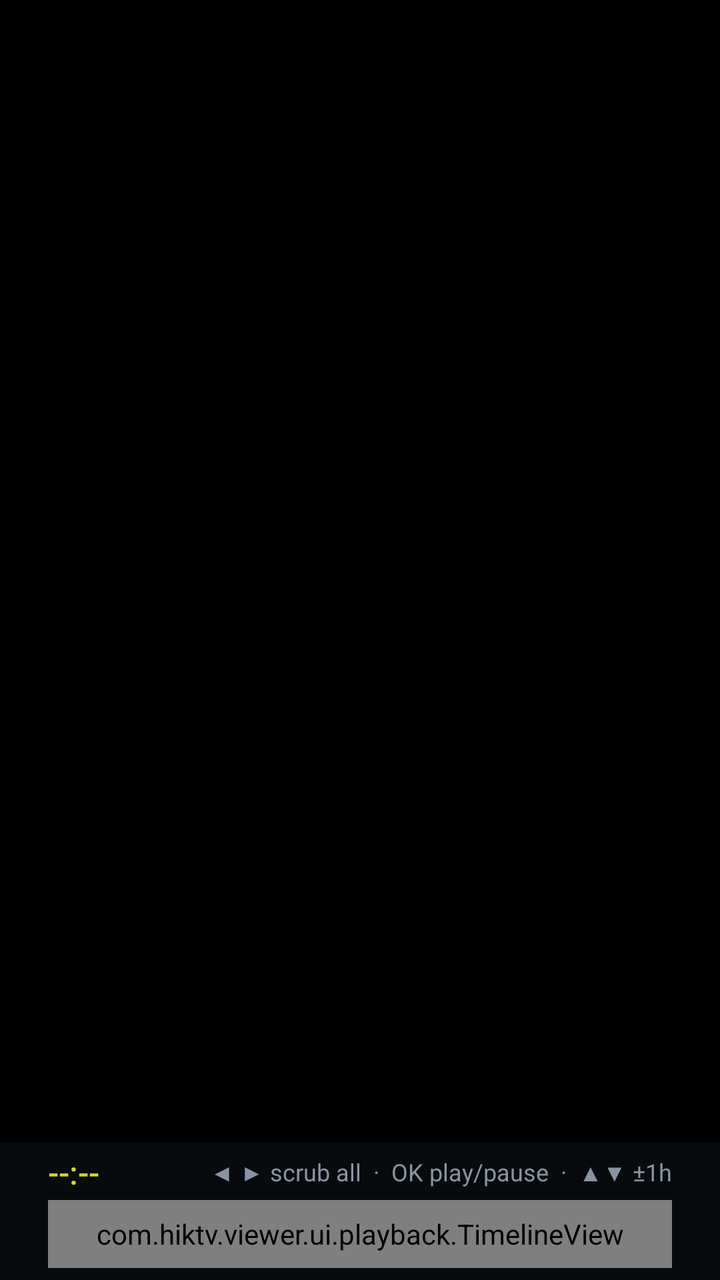
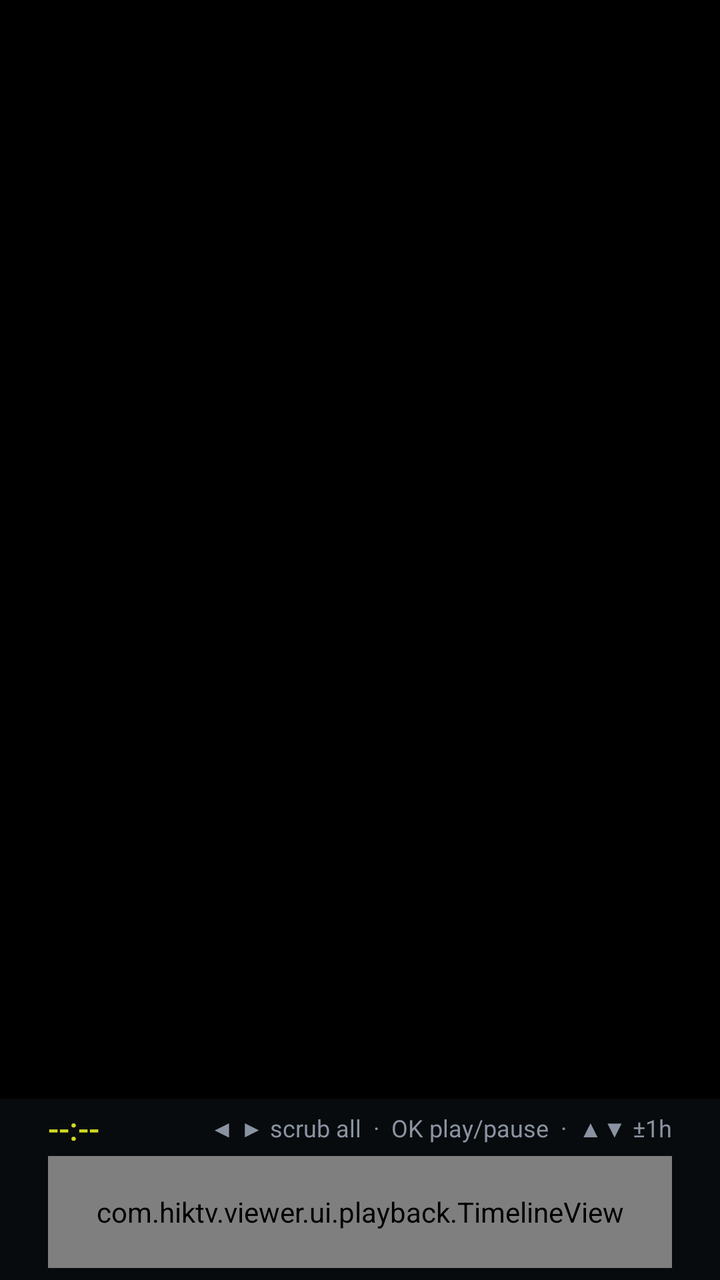

Screens rendered from an Android XML layout before and after an edit, with the pre-edit source and the edit as a unified diff.
<!-- AndroidManifest.xml: application theme Theme.HikTV -->
<!-- res/layout/activity_multiplayback.xml -->
<?xml version="1.0" encoding="utf-8"?>
<LinearLayout xmlns:android="http://schemas.android.com/apk/res/android"
    android:layout_width="match_parent"
    android:layout_height="match_parent"
    android:orientation="vertical"
    android:background="@android:color/black">

    <GridLayout
        android:id="@+id/grid"
        android:layout_width="match_parent"
        android:layout_height="0dp"
        android:layout_weight="1" />

    <TextView
        android:id="@+id/status"
        android:layout_width="match_parent"
        android:layout_height="wrap_content"
        android:gravity="center"
        android:paddingVertical="2dp"
        android:textColor="@color/text_secondary"
        android:textSize="12sp"
        android:visibility="gone" />

    <LinearLayout
        android:layout_width="match_parent"
        android:layout_height="wrap_content"
        android:orientation="vertical"
        android:background="#CC0B0E11"
        android:paddingHorizontal="24dp"
        android:paddingTop="4dp"
        android:paddingBottom="6dp">

        <LinearLayout
            android:layout_width="match_parent"
            android:layout_height="wrap_content"
            android:orientation="horizontal"
            android:gravity="center_vertical">

            <TextView
                android:id="@+id/playheadTime"
                android:layout_width="wrap_content"
                android:layout_height="wrap_content"
                android:textColor="@color/accent"
                android:textSize="16sp"
                android:fontFamily="sans-serif-medium"
                android:text="--:--" />

            <TextView
                android:id="@+id/dayLabel"
                android:layout_width="0dp"
                android:layout_weight="1"
                android:layout_height="wrap_content"
                android:layout_marginStart="12dp"
                android:textColor="@color/text_secondary"
                android:textSize="12sp" />

            <TextView
                android:id="@+id/hint"
                android:layout_width="wrap_content"
                android:layout_height="wrap_content"
                android:textColor="@color/text_secondary"
                android:textSize="12sp"
                android:text="◀ ▶ scrub all  ·  OK play/pause  ·  ▲▼ ±1h" />
        </LinearLayout>

        <com.hiktv.viewer.ui.playback.TimelineView
            android:id="@+id/timeline"
            android:layout_width="match_parent"
            android:layout_height="34dp"
            android:layout_marginTop="3dp" />
    </LinearLayout>
</LinearLayout>
<!-- resources referenced by this layout -->
<resources>
  <color name="accent">#D0DA21</color>
  <color name="text_secondary">#8A93A2</color>
  <style name="Theme.HikTV" parent="Theme.MaterialComponents.NoActionBar">
          <item name="colorPrimary">@color/accent</item>
          <item name="colorPrimaryVariant">@color/accent_dim</item>
          <item name="colorSecondary">@color/accent</item>
          <item name="colorOnPrimary">@color/on_accent</item>
          <item name="android:colorBackground">@color/bg</item>
          <item name="colorSurface">@color/surface</item>
          <item name="android:windowBackground">@color/bg</item>
          <item name="android:statusBarColor">@color/bg</item>
          <item name="android:navigationBarColor">@color/bg</item>
          <item name="android:textColorPrimary">@color/text_primary</item>
          <item name="android:textColorSecondary">@color/text_secondary</item>
          <item name="materialAlertDialogTheme">@style/HikDialog</item>
      </style>
  <color name="accent_dim">#97A018</color>
  <color name="on_accent">#10130A</color>
  <color name="bg">#0B0E11</color>
  <color name="surface">#14181E</color>
  <color name="text_primary">#F2F4F7</color>
  <style name="HikDialog" parent="ThemeOverlay.MaterialComponents.MaterialAlertDialog">
          <item name="colorSurface">@color/surface_2</item>
          <item name="android:colorBackground">@color/surface_2</item>
          <item name="colorPrimary">@color/accent</item>
          <item name="android:textColorPrimary">@color/text_primary</item>
          <item name="shapeAppearanceOverlay">@style/DialogShape</item>
      </style>
  <color name="surface_2">#1C222A</color>
  <style name="DialogShape">
          <item name="cornerFamily">rounded</item>
          <item name="cornerSize">18dp</item>
      </style>
</resources>

<!-- the commit's change to res/layout/activity_multiplayback.xml (unified diff, before → after) -->
@@ -66,7 +66,7 @@
         <com.hiktv.viewer.ui.playback.TimelineView
             android:id="@+id/timeline"
             android:layout_width="match_parent"
-            android:layout_height="34dp"
+            android:layout_height="56dp"
             android:layout_marginTop="3dp" />
     </LinearLayout>
 </LinearLayout>
